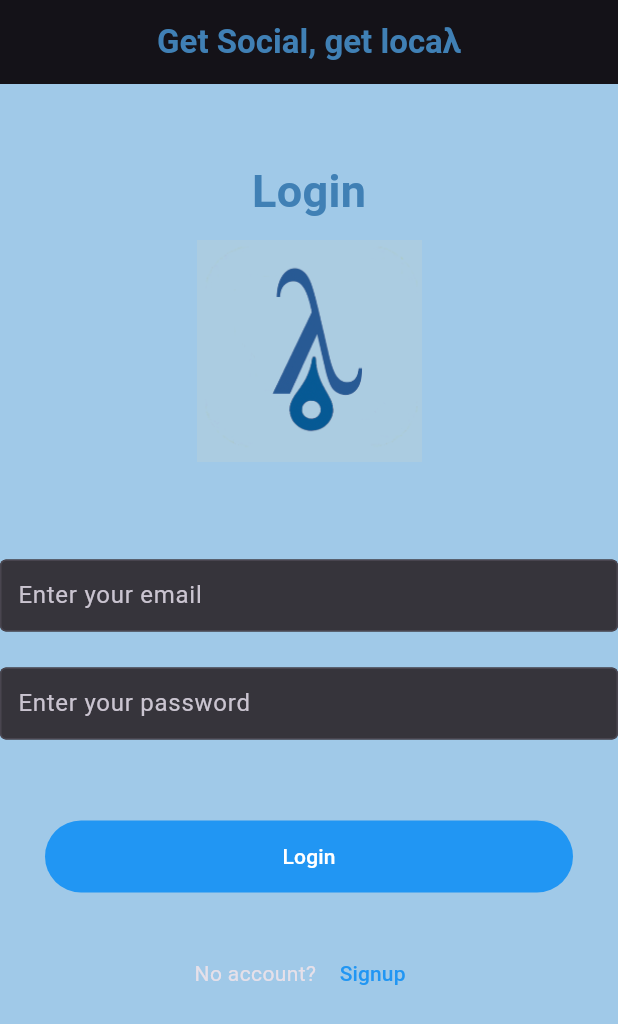
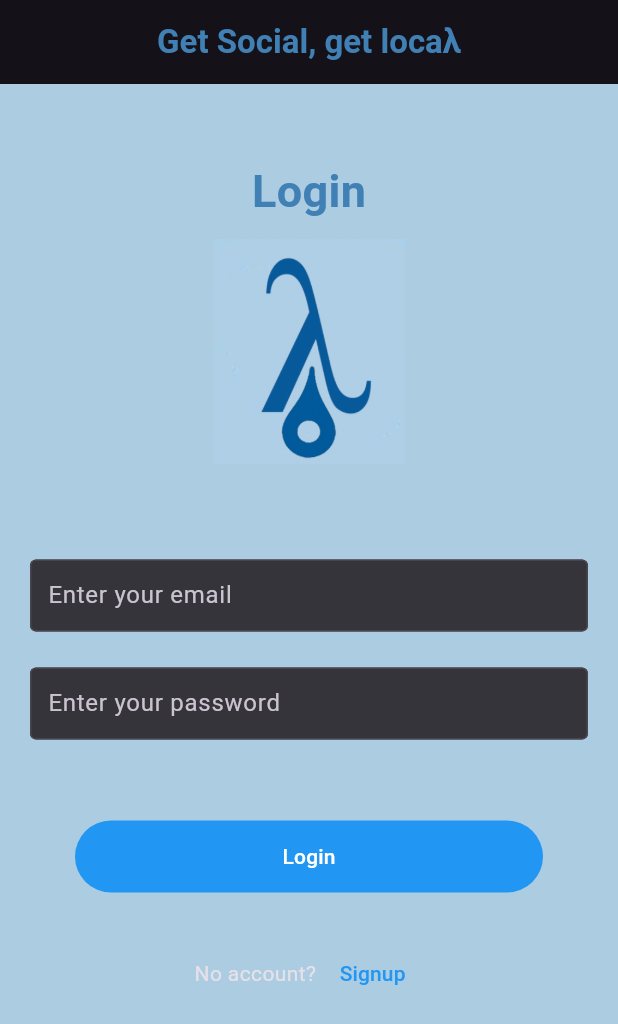
Before and after one commit to danaespentz/local, a Flutter app: the screen it shows after launch, on a phone screen of 412 x 824 dp. Shown: the top 1024 px of the screen. Run offline on Flutter 3.47's test engine with Material 3 defaults, Android fonts, the phone set to English and light mode, and no system bars; our stand-ins replace cloud_firestore, firebase_auth, firebase_core, firebase_storage, image_picker; accounts and stored records are empty.

Commit message:
data dump

```diff
--- a/lib/colors.dart
+++ b/lib/colors.dart
@@ -1,3 +1,3 @@
 import 'package:flutter/material.dart';
 
-const backgroundColor = Color.fromARGB(232, 151, 196, 230);
+const backgroundColor = Color(0xFFABCCE1);
--- a/lib/screens/login_screen.dart
+++ b/lib/screens/login_screen.dart
@@ -58,15 +58,20 @@ class _LoginFormState extends State<LoginForm> {
     return Scaffold(
       appBar: AppBar(
         title: Center(
-              child: Text('Get Social, get locaλ',
+          child: Text(
+            'Get Social, get locaλ',
             style: TextStyle(
               fontWeight: FontWeight.bold,
-                      color: Color.fromARGB(255, 64, 128, 181)))),
+              color: Color.fromARGB(255, 64, 128, 181),
+            ),
+          ),
+        ),
       ),
       body: SingleChildScrollView(
         scrollDirection: Axis.vertical,
         child: Center(
           child: Container(
+            padding: EdgeInsets.symmetric(horizontal: 20.0), // Add padding to the container
             child: Column(
               mainAxisAlignment: MainAxisAlignment.center,
               children: [
@@ -76,7 +81,8 @@ class _LoginFormState extends State<LoginForm> {
                   style: TextStyle(
                     fontWeight: FontWeight.bold,
                     color: Color.fromARGB(255, 64, 128, 181),
-                        fontSize: 30.0),
+                    fontSize: 30.0,
+                  ),
                 ),
                 SizedBox(height: 10.0),
                 Image.asset(
@@ -87,19 +93,25 @@ class _LoginFormState extends State<LoginForm> {
                 const SizedBox(
                   height: 64,
                 ),
-                  TextFieldInput(
+                Container(
+                  width: double.infinity,
+                  child: TextFieldInput(
                     hintText: 'Enter your email',
                     textInputType: TextInputType.emailAddress,
                     textEditingController: _emailController,
                   ),
+                ),
                 const SizedBox(
                   height: 24,
                 ),
-                  TextFieldInput(
+                Container(
+                  width: double.infinity,
+                  child: TextFieldInput(
                     hintText: 'Enter your password',
                     textInputType: TextInputType.text,
                     textEditingController: _passwordController,
                     isPass: true,
+                  ),
                 ),
                 const SizedBox(
                   height: 24,
@@ -130,16 +142,20 @@ class _LoginFormState extends State<LoginForm> {
                           style: TextStyle(color: Colors.blue),
                         ),
                         onPressed: () {
-                          Navigator.push(context,
-                              MaterialPageRoute(builder: (_) => SignupForm()));
+                          Navigator.push(
+                            context,
+                            MaterialPageRoute(builder: (_) => SignupForm()),
+                          );
                         },
                       ),
                     ],
-                  )),
+                  ),
+                ),
               ],
             ),
           ),
         ),
-        ));
+      ),
+    );
   }
 }
--- a/pubspec.yaml
+++ b/pubspec.yaml
@@ -44,8 +44,8 @@ dependencies:
   path: ^1.8.3
   web: ^0.3.0
   provider: ^6.0.1
-  uuid: ^3.0.5
-  intl: ^0.18.1
+  uuid: ^4.3.3
+  intl: ^0.19.0
   flutter_svg: ^2.0.7
   html: ^0.15.4
   flutter_file_dialog: ^3.0.2
@@ -61,7 +61,7 @@ dev_dependencies:
   # activated in the `analysis_options.yaml` file located at the root of your
   # package. See that file for information about deactivating specific lint
   # rules and activating additional ones.
-  flutter_lints: ^2.0.0
+  flutter_lints: ^3.0.1
 
 # For information on the generic Dart part of this file, see the
 # following page: https://dart.dev/tools/pub/pubspec
```
Also changed, not shown: lib/screens/conservations.dart (+16 -16 lines), assets/logo.png, pubspec.lock, 8 other files. Lines whose indentation alone changed are shown as unchanged.
